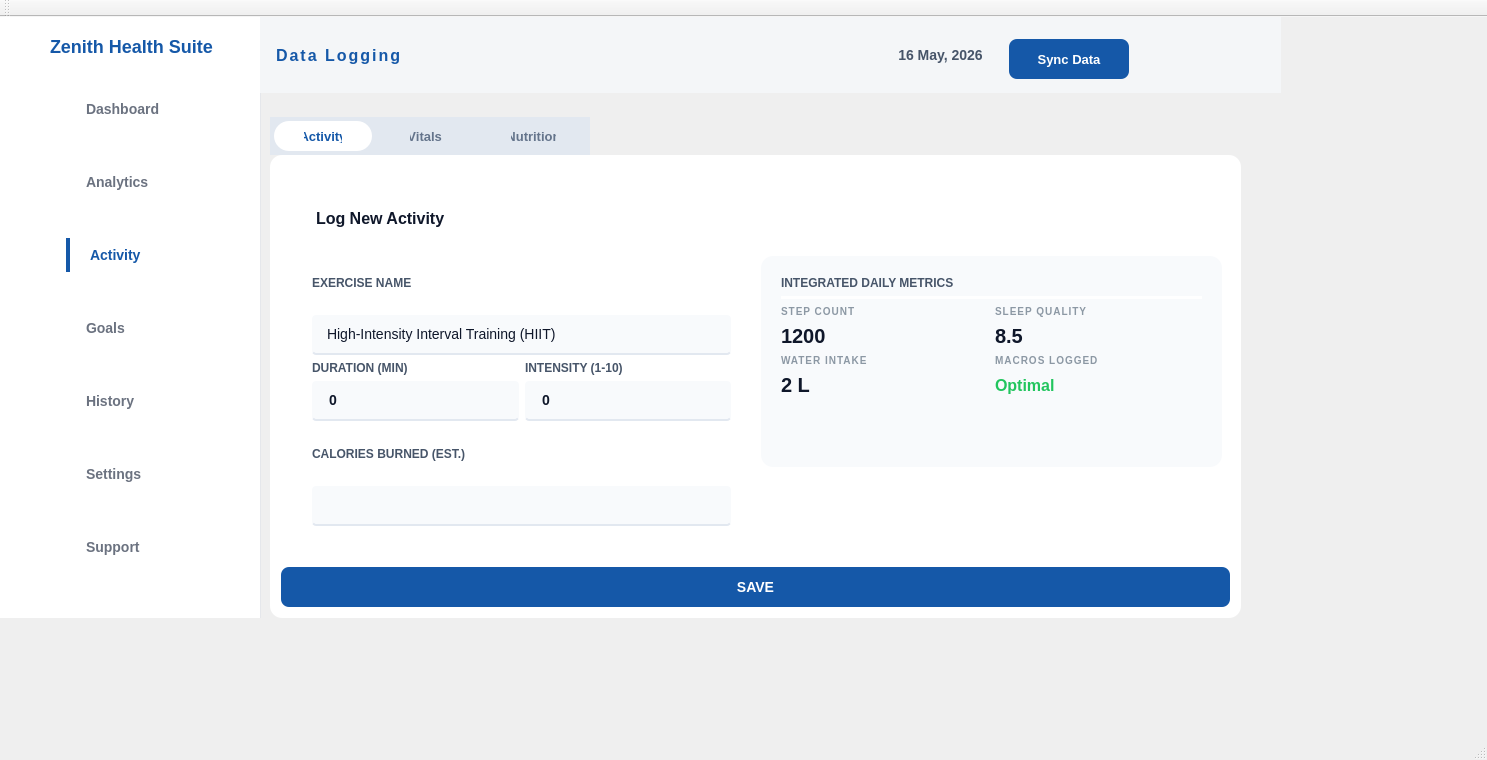
This is ZenithHealthSuite/Activity.ui in iharisrao/zenith-health-suite as Qt 5 draws it before an edit. The edited form follows.
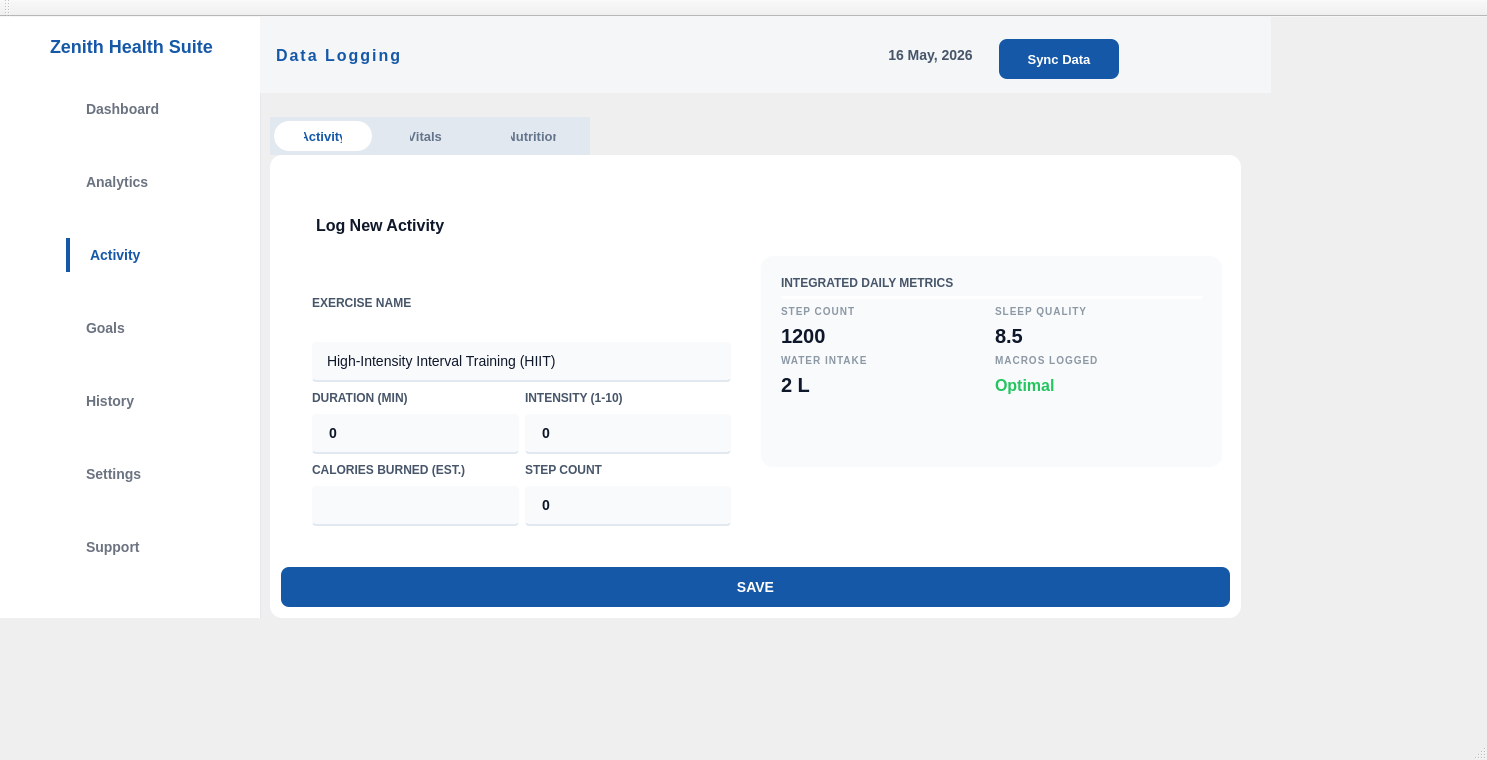
This is the edited form. The open tabs and pages were chosen to show the change. Icons and pictures are not drawn.

```diff
--- a/ZenithHealthSuite/Activity.ui
+++ b/ZenithHealthSuite/Activity.ui
@@ -442,7 +442,7 @@
      <rect>
       <x>260</x>
       <y>0</y>
-      <width>1021</width>
+      <width>1011</width>
       <height>76</height>
      </rect>
     </property>
@@ -688,7 +688,11 @@
              </widget>
             </item>
             <item row="1" column="0">
-             <widget class="QSpinBox" name="spinDuration"/>
+             <widget class="QSpinBox" name="spinDuration">
+              <property name="maximum">
+               <number>999</number>
+              </property>
+             </widget>
             </item>
             <item row="0" column="0">
              <widget class="QLabel" name="lblDuration">
@@ -698,19 +702,48 @@
              </widget>
             </item>
             <item row="1" column="1">
-             <widget class="QSpinBox" name="spinIntensity"/>
+             <widget class="QSpinBox" name="spinIntensity">
+              <property name="maximum">
+               <number>10</number>
+              </property>
+             </widget>
             </item>
            </layout>
           </item>
           <item>
-           <widget class="QLabel" name="lblCalories">
-            <property name="text">
-             <string>CALORIES BURNED (EST.)</string>
-            </property>
-           </widget>
-          </item>
-          <item>
-           <widget class="QLineEdit" name="lineCalories"/>
+           <layout class="QGridLayout" name="gridLayout_6">
+            <item row="0" column="1">
+             <widget class="QLabel" name="label_4">
+              <property name="text">
+               <string>STEP COUNT</string>
+              </property>
+             </widget>
+            </item>
+            <item row="0" column="0">
+             <widget class="QLabel" name="lblCalories">
+              <property name="text">
+               <string>CALORIES BURNED (EST.)</string>
+              </property>
+             </widget>
+            </item>
+            <item row="1" column="0">
+             <widget class="QLineEdit" name="lineCalories">
+              <property name="sizePolicy">
+               <sizepolicy hsizetype="Minimum" vsizetype="Fixed">
+                <horstretch>0</horstretch>
+                <verstretch>0</verstretch>
+               </sizepolicy>
+              </property>
+             </widget>
+            </item>
+            <item row="1" column="1">
+             <widget class="QSpinBox" name="spinSteps">
+              <property name="maximum">
+               <number>99999</number>
+              </property>
+             </widget>
+            </item>
+           </layout>
           </item>
          </layout>
         </widget>
```
Left out of the diff: 58 changed lines with no effect on the pictures.
